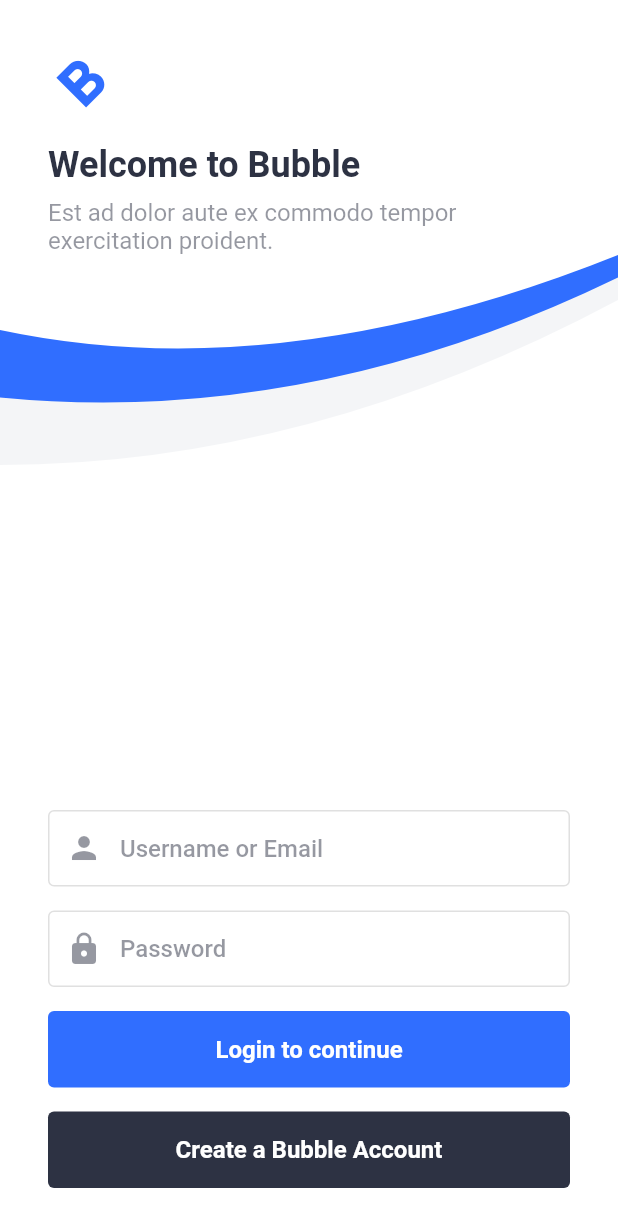
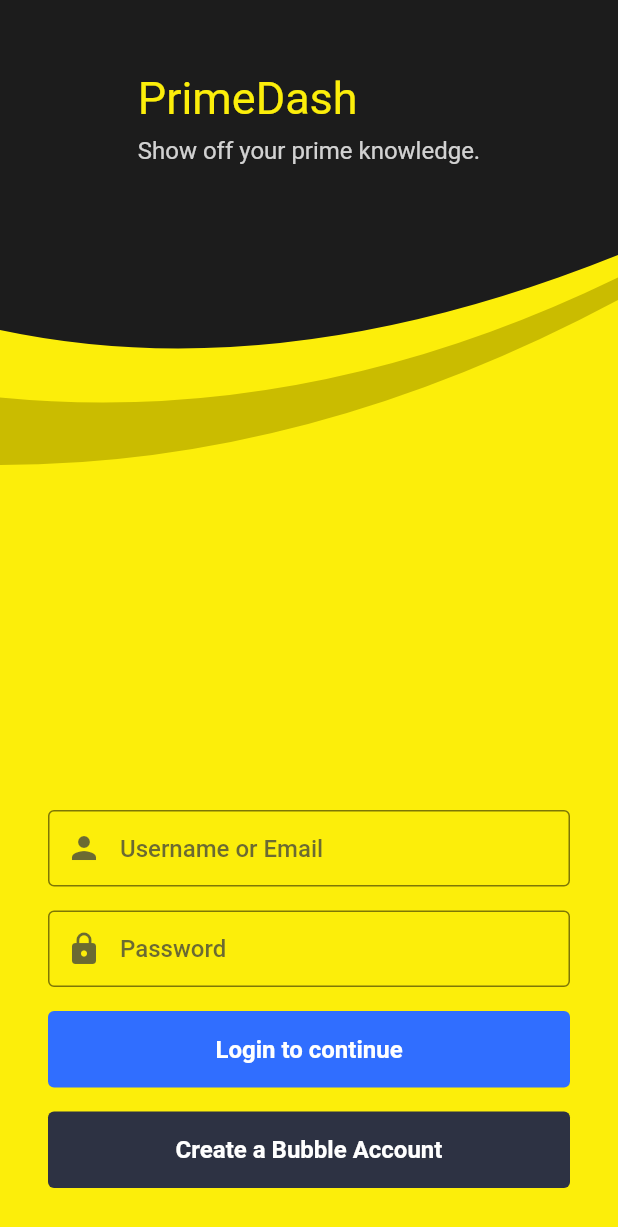
Before and after one commit to MihailOfficial/primedart, a Flutter app: the Login screen opened directly with empty values, on a phone screen of 412 x 824 dp. Shown: the top 1227 px of the screen. Run offline on Flutter 3.47's test engine with Material 2 defaults, Android fonts, the phone set to English and light mode, and no system bars; our stand-ins replace shared_preferences, simple_animations; missing offline and left inert: flame, normal; accounts and stored records are empty; Roboto replaces fonts that are missing (logo); statements that could not run were skipped.

Commit message:
login page is functional (added logo and colours)

```diff
--- a/lib/screens/login/login.dart
+++ b/lib/screens/login/login.dart
@@ -103,13 +103,13 @@ class _LoginState extends State<Login> with SingleTickerProviderStateMixin {
   Widget build(BuildContext context) {
     return Scaffold(
       resizeToAvoidBottomInset: false,
-      backgroundColor: kWhite,
+      backgroundColor: Color.fromRGBO(252,238,10, 1),
       body: Stack(
         children: <Widget>[
           AnimatedBuilder(
             animation: _whiteTopClipperAnimation,
             child: Container(
-              color: kGrey,
+              color: Color.fromRGBO(202,188,0, 1),
             ),
             builder: (_, Widget child) {
               return ClipPath(
@@ -123,7 +123,7 @@ class _LoginState extends State<Login> with SingleTickerProviderStateMixin {
           AnimatedBuilder(
             animation: _greyTopClipperAnimation,
             child: Container(
-              color: kBlue,
+              color: Color.fromRGBO(252,238,10, 1),
             ),
             builder: (_, Widget child) {
               return ClipPath(
@@ -137,7 +137,7 @@ class _LoginState extends State<Login> with SingleTickerProviderStateMixin {
           AnimatedBuilder(
             animation: _blueTopClipperAnimation,
             child: Container(
-              color: kWhite,
+              color: Color.fromRGBO(28, 28, 28, 1),
             ),
             builder: (_, Widget child) {
               return ClipPath(
--- a/lib/screens/login/widgets/custom_input_field.dart
+++ b/lib/screens/login/widgets/custom_input_field.dart
@@ -24,22 +24,22 @@ class CustomInputField extends StatelessWidget {
         contentPadding: const EdgeInsets.all(kPaddingM),
         focusedBorder: OutlineInputBorder(
           borderSide: BorderSide(
-            color: Colors.black.withOpacity(0.12),
+            color: Colors.black.withOpacity(0.5),
           ),
         ),
         enabledBorder: OutlineInputBorder(
           borderSide: BorderSide(
-            color: Colors.black.withOpacity(0.12),
+            color: Colors.black.withOpacity(0.5),
           ),
         ),
         hintText: label,
         hintStyle: TextStyle(
-          color: kBlack.withOpacity(0.5),
+          color: kBlack.withOpacity(0.7),
           fontWeight: FontWeight.w500,
         ),
         prefixIcon: Icon(
           prefixIcon,
-          color: kBlack.withOpacity(0.5),
+          color: kBlack.withOpacity(0.7),
         ),
       ),
       obscureText: obscureText,
--- a/lib/screens/login/widgets/header.dart
+++ b/lib/screens/login/widgets/header.dart
@@ -21,20 +21,14 @@ class Header extends StatelessWidget {
       child: Column(
         crossAxisAlignment: CrossAxisAlignment.start,
         children: <Widget>[
-          Logo(
-            color: kBlue,
-            size: 48.0,
-          ),
+
           const SizedBox(height: kSpaceM),
           FadeSlideTransition(
             animation: animation,
             additionalOffset: 0.0,
             child: Text(
-              'Welcome to Bubble',
-              style: Theme.of(context)
-                  .textTheme
-                  .headline5
-                  .copyWith(color: kBlack, fontWeight: FontWeight.bold),
+              'PrimeDash',
+              style: TextStyle(fontFamily: 'logo', fontSize: 30, color: Color.fromRGBO(252,238,10, 1)),
             ),
           ),
           const SizedBox(height: kSpaceS),
@@ -42,11 +36,11 @@ class Header extends StatelessWidget {
             animation: animation,
             additionalOffset: 16.0,
             child: Text(
-              'Est ad dolor aute ex commodo tempor exercitation proident.',
+              'Show off your prime knowledge.',
               style: Theme.of(context)
                   .textTheme
                   .subtitle1
-                  .copyWith(color: kBlack.withOpacity(0.5)),
+                  .copyWith(color: Color.fromRGBO(255,255,255, 0.8)),
             ),
           ),
         ],
```
